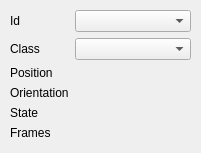
This is boundingBoxInformation_ui.ui in MatthieuZins/BoundingBoxMe as Qt 5 draws it before an edit. The edited form follows.
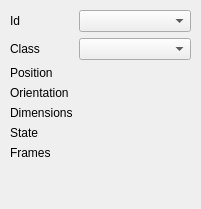
This is the edited form.

Commit message: display bb dimensions in information panel

Diff of the .ui file:
```diff
--- a/boundingBoxInformation_ui.ui
+++ b/boundingBoxInformation_ui.ui
@@ -7,7 +7,7 @@
     <x>0</x>
     <y>0</y>
     <width>201</width>
-    <height>153</height>
+    <height>209</height>
    </rect>
   </property>
   <property name="windowTitle">
@@ -19,7 +19,7 @@
      <x>10</x>
      <y>10</y>
      <width>181</width>
-     <height>131</height>
+     <height>181</height>
     </rect>
    </property>
    <layout class="QFormLayout" name="formLayout">
@@ -61,14 +61,14 @@
       </property>
      </widget>
     </item>
-    <item row="5" column="0">
+    <item row="6" column="0">
      <widget class="QLabel" name="label_8">
       <property name="text">
        <string>Frames</string>
       </property>
      </widget>
     </item>
-    <item row="5" column="1">
+    <item row="6" column="1">
      <widget class="QLabel" name="label_BB_Frames">
       <property name="text">
        <string/>
@@ -82,14 +82,14 @@
       </property>
      </widget>
     </item>
-    <item row="4" column="0">
+    <item row="5" column="0">
      <widget class="QLabel" name="label_3">
       <property name="text">
        <string>State</string>
       </property>
      </widget>
     </item>
-    <item row="4" column="1">
+    <item row="5" column="1">
      <widget class="QLabel" name="label_BB_State">
       <property name="text">
        <string/>
@@ -99,6 +99,20 @@
     <item row="0" column="1">
      <widget class="QComboBox" name="comboBox_BB_Id"/>
     </item>
+    <item row="4" column="0">
+     <widget class="QLabel" name="label_6">
+      <property name="text">
+       <string>Dimensions</string>
+      </property>
+     </widget>
+    </item>
+    <item row="4" column="1">
+     <widget class="QLabel" name="label_BB_Dimensions">
+      <property name="text">
+       <string/>
+      </property>
+     </widget>
+    </item>
    </layout>
   </widget>
  </widget>
```
The commit also changes 2 other files.
